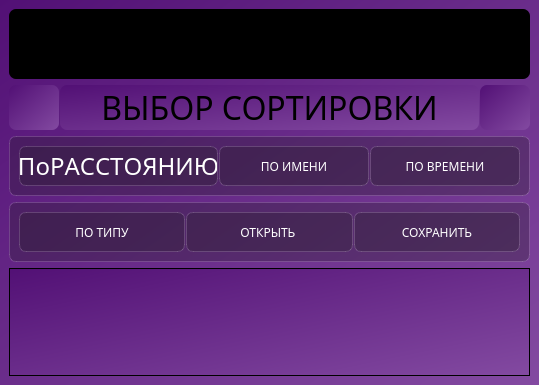
Qt form mainwindow.ui (KonstantinSyitnikov/OpenFRW) before a commit.
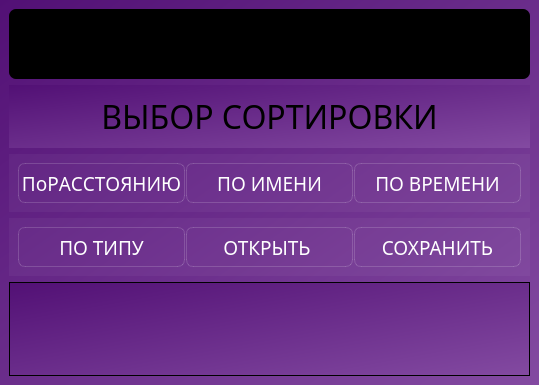
The same form after that commit. Icons and pictures are not drawn.

What changed in the file:
```diff
--- a/mainwindow.ui
+++ b/mainwindow.ui
@@ -48,6 +48,15 @@
        </widget>
       </item>
       <item>
+       <widget class="QFrame" name="TitleFrame">
+        <property name="styleSheet">
+         <string notr="true">QLabel{
+    background-color: transparent; 
+   /* color: white; 
+    border-radius: 7px;
+    border: 1px solid rgba(255,255,255,40);*/
+}</string>
+        </property>
        <layout class="QHBoxLayout" name="horizontalLayout_3">
         <property name="spacing">
          <number>1</number>
@@ -137,18 +146,32 @@
          </widget>
         </item>
        </layout>
+       </widget>
       </item>
      </layout>
     </item>
     <item>
      <widget class="QFrame" name="TopFrame">
       <property name="styleSheet">
-       <string notr="true">background-color: rgba(35, 29, 38, 80);
-border: 1px solid rgba(255,255,255,40);
-border-radius: 7px;
-color: white;
-font: 18pt &quot;Sans Serif&quot;;
-</string>
+       <string notr="true">QFrame {
+    background-color: rgba(255, 255, 255, 10);
+    font: 16pt &quot;Sans Serif&quot;;
+}
+
+QPushButton {
+    background-color: transparent; 
+    color: white; 
+    border-radius: 7px;
+    border: 1px solid rgba(255,255,255,40);
+}
+
+QPushButton:hover {
+    background-color: rgba(255, 255, 255, 50);
+}
+
+QPushButton:pressed {
+    background-color: rgba(255, 255, 255, 90); 
+}</string>
       </property>
       <layout class="QHBoxLayout" name="horizontalLayout">
        <property name="spacing">
@@ -164,8 +187,8 @@
          </property>
          <property name="font">
           <font>
-           <family>Sans Serif</family>
-           <pointsize>18</pointsize>
+           <family>PolandCannedIntoFuture-OxE3</family>
+           <pointsize>14</pointsize>
            <italic>false</italic>
            <bold>false</bold>
            <kerning>false</kerning>
@@ -184,6 +207,12 @@
            <height>40</height>
           </size>
          </property>
+         <property name="font">
+          <font>
+           <family>PolandCannedIntoFuture-OxE3</family>
+           <pointsize>14</pointsize>
+          </font>
+         </property>
          <property name="text">
           <string>ПО ИМЕНИ</string>
          </property>
@@ -197,6 +226,12 @@
            <height>40</height>
           </size>
          </property>
+         <property name="font">
+          <font>
+           <family>PolandCannedIntoFuture-OxE3</family>
+           <pointsize>14</pointsize>
+          </font>
+         </property>
          <property name="text">
           <string>ПО ВРЕМЕНИ</string>
          </property>
@@ -208,12 +243,25 @@
     <item>
      <widget class="QFrame" name="BtmFrame">
       <property name="styleSheet">
-       <string notr="true">background-color: rgba(35, 29, 38, 80);
-border: 1px solid rgba(255,255,255,40);
-border-radius: 7px;
-color: white;
-font: 20pt &quot;Sans Serif&quot;;
-</string>
+       <string notr="true">QFrame {
+    background-color: rgba(255, 255, 255, 10);
+    font: 16pt &quot;Sans Serif&quot;;
+}
+
+QPushButton {
+    background-color: transparent; 
+    color: white; 
+    border-radius: 7px;
+    border: 1px solid rgba(255,255,255,40);
+}
+
+QPushButton:hover {
+    background-color: rgba(255, 255, 255, 50);
+}
+
+QPushButton:pressed {
+    background-color: rgba(255, 255, 255, 90); 
+}</string>
       </property>
       <layout class="QHBoxLayout" name="horizontalLayout_2">
        <property name="spacing">
@@ -227,6 +275,12 @@
            <height>40</height>
           </size>
          </property>
+         <property name="font">
+          <font>
+           <family>PolandCannedIntoFuture-OxE3</family>
+           <pointsize>14</pointsize>
+          </font>
+         </property>
          <property name="text">
           <string>ПО ТИПУ</string>
          </property>
@@ -240,6 +294,12 @@
            <height>40</height>
           </size>
          </property>
+         <property name="font">
+          <font>
+           <family>PolandCannedIntoFuture-OxE3</family>
+           <pointsize>14</pointsize>
+          </font>
+         </property>
          <property name="text">
           <string>ОТКРЫТЬ </string>
          </property>
@@ -253,6 +313,12 @@
            <height>40</height>
           </size>
          </property>
+         <property name="font">
+          <font>
+           <family>PolandCannedIntoFuture-OxE3</family>
+           <pointsize>14</pointsize>
+          </font>
+         </property>
          <property name="text">
           <string>СОХРАНИТЬ</string>
          </property>
```
Left out of the diff: 14 changed lines with no effect on the pictures. Lines whose indentation alone changed are shown as unchanged.
